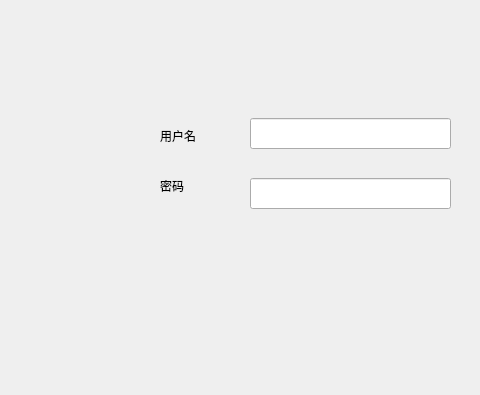
The window that mainwindow.ui (CMW845751770/qt-footprint) describes before a commit, drawn with Qt 5; both pictures show x 0 to 480 and y 92 to 487 of the 709 by 487 pixel window.
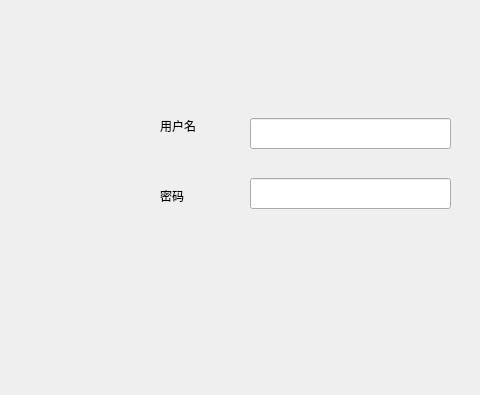
The same window after the commit.

```diff
--- a/mainwindow.ui
+++ b/mainwindow.ui
@@ -38,7 +38,7 @@
     <property name="geometry">
      <rect>
       <x>160</x>
-      <y>220</y>
+      <y>210</y>
       <width>72</width>
       <height>15</height>
      </rect>
@@ -51,7 +51,7 @@
     <property name="geometry">
      <rect>
       <x>160</x>
-      <y>270</y>
+      <y>280</y>
       <width>72</width>
       <height>15</height>
      </rect>
```
